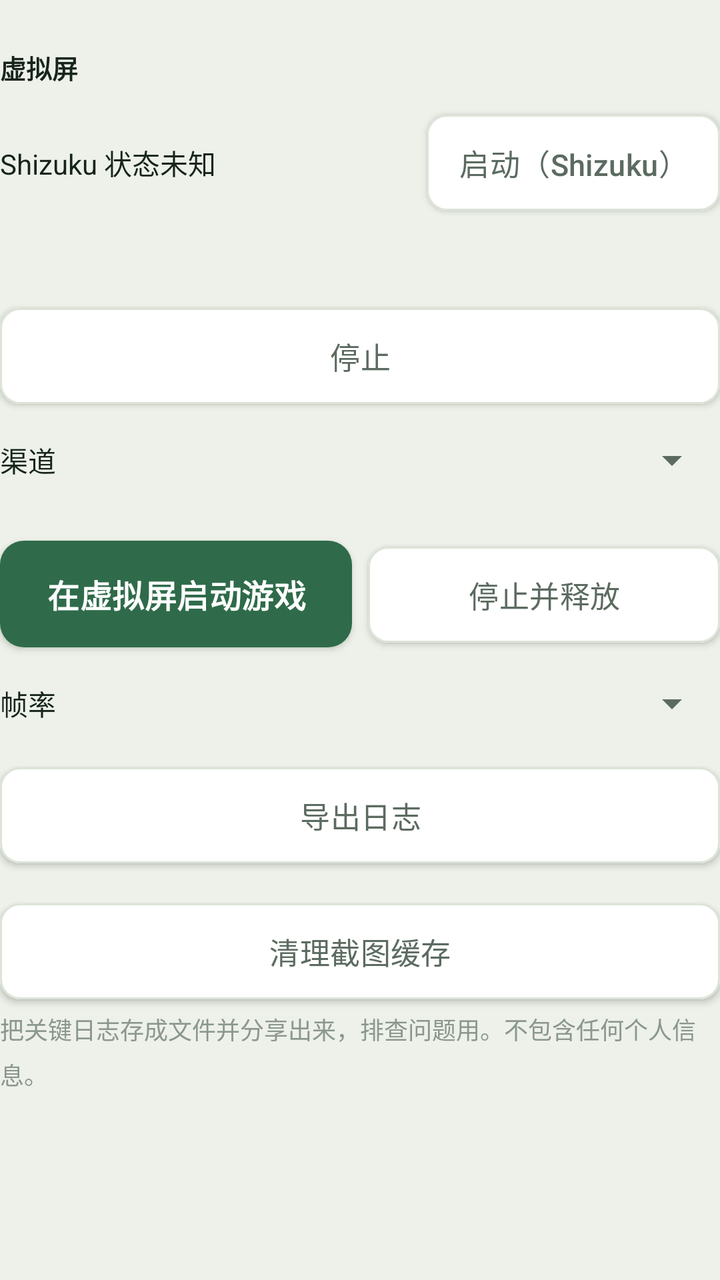
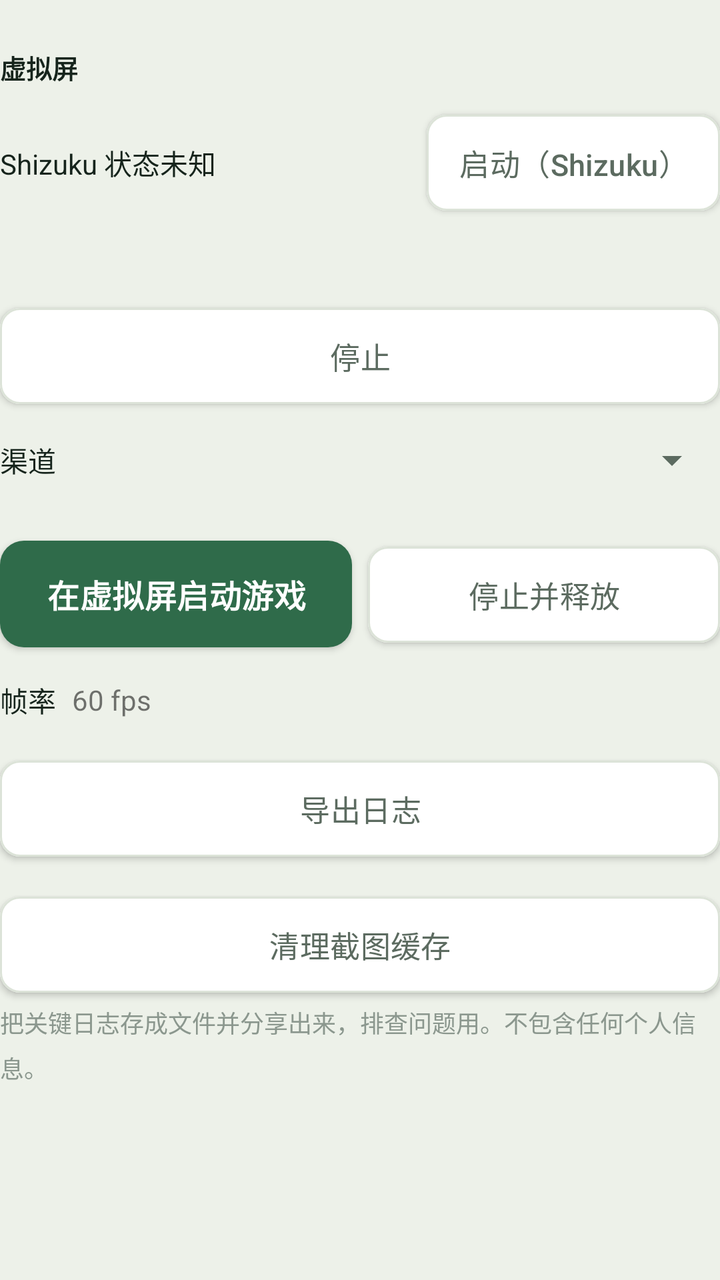

Two renders of the same Android screen: before a commit and after it. Below are the layout's source before the change and the commit's diff.
<!-- AndroidManifest.xml: application theme Theme.Pvz2Auto -->
<!-- res/layout/page_screen.xml -->
<?xml version="1.0" encoding="utf-8"?>
<ScrollView xmlns:android="http://schemas.android.com/apk/res/android"
    android:layout_width="match_parent"
    android:layout_height="match_parent"
    android:fillViewport="true">

    <LinearLayout
        android:layout_width="match_parent"
        android:layout_height="wrap_content"
        android:orientation="vertical"
        android:paddingBottom="16dp">

        <TextView
            style="@style/Text.Section"
            android:layout_width="wrap_content"
            android:layout_height="wrap_content"
            android:text="@string/page_screen_title" />

        
        <LinearLayout
            android:layout_width="match_parent"
            android:layout_height="wrap_content"
            android:layout_marginTop="8dp"
            android:gravity="center_vertical"
            android:orientation="horizontal">

            <TextView
                android:id="@+id/tvShizukuState"
                style="@style/Text.Body"
                android:layout_width="0dp"
                android:layout_height="wrap_content"
                android:layout_weight="1"
                android:text="@string/shizuku_unknown" />

            <com.google.android.material.button.MaterialButton
                android:id="@+id/btnStartShizuku"
                style="@style/AppButton.Outline"
                android:layout_width="wrap_content"
                android:layout_height="wrap_content"
                android:text="@string/btn_start_shizuku" />
        </LinearLayout>

        <TextView
            android:id="@+id/tvStatus"
            style="@style/Text.Hint"
            android:layout_width="match_parent"
            android:layout_height="wrap_content"
            android:text="" />

        <TextView
            android:id="@+id/tvProgress"
            style="@style/Text.Hint"
            android:layout_width="match_parent"
            android:layout_height="wrap_content"
            android:text="" />

        
        <com.google.android.material.button.MaterialButton
            android:id="@+id/btnStop"
            style="@style/AppButton.Outline"
            android:layout_width="match_parent"
            android:layout_height="wrap_content"
            android:layout_marginTop="4dp"
            android:text="@string/btn_stop" />

        
        <LinearLayout
            android:layout_width="match_parent"
            android:layout_height="wrap_content"
            android:layout_marginTop="10dp"
            android:gravity="center_vertical"
            android:orientation="horizontal">

            <TextView
                style="@style/Text.Body"
                android:layout_width="wrap_content"
                android:layout_height="wrap_content"
                android:text="@string/label_channel" />

            <Spinner
                android:id="@+id/spChannel"
                android:layout_width="0dp"
                android:layout_height="wrap_content"
                android:layout_marginStart="8dp"
                android:layout_weight="1" />
        </LinearLayout>

        <EditText
            android:id="@+id/etCustomPackage"
            style="@style/Text.Body"
            android:layout_width="match_parent"
            android:layout_height="wrap_content"
            android:hint="@string/hint_custom_package"
            android:inputType="text"
            android:singleLine="true"
            android:visibility="gone" />

        <TextView
            android:id="@+id/tvChannelHint"
            style="@style/Text.Hint"
            android:layout_width="match_parent"
            android:layout_height="wrap_content"
            android:text="" />

        <LinearLayout
            android:layout_width="match_parent"
            android:layout_height="wrap_content"
            android:layout_marginTop="6dp"
            android:orientation="horizontal">

            <com.google.android.material.button.MaterialButton
                android:id="@+id/btnVdStart"
                style="@style/AppButton.Primary"
                android:layout_width="0dp"
                android:layout_height="wrap_content"
                android:layout_weight="1"
                android:text="@string/btn_vd_start" />

            <com.google.android.material.button.MaterialButton
                android:id="@+id/btnVdStop"
                style="@style/AppButton.Outline"
                android:layout_width="0dp"
                android:layout_height="wrap_content"
                android:layout_marginStart="8dp"
                android:layout_weight="1"
                android:text="@string/btn_vd_stop" />
        </LinearLayout>

        
        <LinearLayout
            android:layout_width="match_parent"
            android:layout_height="wrap_content"
            android:layout_marginTop="10dp"
            android:gravity="center_vertical"
            android:orientation="horizontal">

            <TextView
                style="@style/Text.Body"
                android:layout_width="wrap_content"
                android:layout_height="wrap_content"
                android:text="@string/label_game_fps" />

            <Spinner
                android:id="@+id/spFps"
                android:layout_width="0dp"
                android:layout_height="wrap_content"
                android:layout_marginStart="8dp"
                android:layout_weight="1" />
        </LinearLayout>

        
        <com.google.android.material.button.MaterialButton
            android:id="@+id/btnExportLog"
            style="@style/AppButton.Outline"
            android:layout_width="match_parent"
            android:layout_height="wrap_content"
            android:layout_marginTop="14dp"
            android:text="@string/btn_export_log" />

        
        <com.google.android.material.button.MaterialButton
            android:id="@+id/btnCleanCache"
            style="@style/AppButton.Outline"
            android:layout_width="match_parent"
            android:layout_height="wrap_content"
            android:layout_marginTop="8dp"
            android:text="@string/btn_clean_cache" />

        <TextView
            android:id="@+id/tvLogHint"
            style="@style/Text.Hint"
            android:layout_width="match_parent"
            android:layout_height="wrap_content"
            android:text="@string/hint_export_log" />

    </LinearLayout>
</ScrollView>
<!-- resources referenced by this layout -->
<resources>
  <string name="btn_clean_cache">清理截图缓存</string>
  <string name="btn_export_log">导出日志</string>
  <string name="btn_start_shizuku">启动（Shizuku）</string>
  <string name="btn_stop">停止</string>
  <string name="btn_vd_start">在虚拟屏启动游戏</string>
  <string name="btn_vd_stop">停止并释放</string>
  <string name="hint_custom_package">输入包名，例如 com.popcap.pvz2cthdop</string>
  <string name="hint_export_log">把关键日志存成文件并分享出来，排查问题用。不包含任何个人信息。</string>
  <string name="label_channel">渠道</string>
  <string name="label_game_fps">帧率</string>
  <string name="page_screen_title">虚拟屏</string>
  <string name="shizuku_unknown">Shizuku 状态未知</string>
  <style name="AppButton.Outline">
          <item name="backgroundTint">@color/surface</item>
          <item name="android:textColor">@color/ink_muted</item>
          <item name="strokeColor">@color/hairline</item>
          <item name="strokeWidth">1dp</item>
          <item name="rippleColor">@color/lawn_tint</item>
      </style>
  <style name="AppButton.Primary">
          <item name="android:textSize">16sp</item>
          <item name="android:textStyle">bold</item>
          <item name="android:paddingTop">15dp</item>
          <item name="android:paddingBottom">15dp</item>
          <item name="backgroundTint">@color/lawn</item>
          <item name="android:textColor">@color/on_lawn</item>
          <item name="rippleColor">@color/lawn_pressed</item>
          <item name="cornerRadius">12dp</item>
      </style>
  <style name="Text.Body">
          <item name="android:textSize">14sp</item>
      </style>
  <style name="Text.Hint">
          <item name="android:layout_width">match_parent</item>
          <item name="android:textSize">12sp</item>
          <item name="android:textColor">@color/ink_faint</item>
          <item name="android:lineSpacingMultiplier">1.3</item>
      </style>
  <style name="Text.Section">
          <item name="android:layout_width">match_parent</item>
          <item name="android:textSize">13sp</item>
          <item name="android:textStyle">bold</item>
          <item name="android:layout_marginTop">24dp</item>
      </style>
  <style name="Theme.Pvz2Auto" parent="Theme.MaterialComponents.Light.NoActionBar">
          <item name="colorPrimary">@color/lawn</item>
          <item name="colorPrimaryVariant">@color/lawn_pressed</item>
          <item name="colorOnPrimary">@color/on_lawn</item>
          <item name="colorSecondary">@color/sun</item>
          <item name="colorOnSecondary">@color/ink</item>
          <item name="colorSurface">@color/surface</item>
          <item name="colorOnSurface">@color/ink</item>
          <item name="android:colorBackground">@color/paper</item>
          <item name="android:textColorPrimary">@color/ink</item>
          <item name="android:textColorSecondary">@color/ink_muted</item>
          
          <item name="android:statusBarColor">@color/paper</item>
          <item name="android:windowLightStatusBar">true</item>
          <item name="android:navigationBarColor">@color/paper</item>
      </style>
  <color name="surface">#FFFFFF</color>
  <color name="ink_muted">#5C6B60</color>
  <color name="hairline">#DCE3D8</color>
  <color name="lawn_tint">#E4EDE7</color>
  <color name="lawn">#2F6B4A</color>
  <color name="on_lawn">#FFFFFF</color>
  <color name="lawn_pressed">#245539</color>
  <color name="ink_faint">#8B978E</color>
  <color name="sun">#C8871F</color>
  <color name="ink">#16241C</color>
  <color name="paper">#EDF1E9</color>
</resources>

<!-- the commit's change to res/layout/page_screen.xml (unified diff, before → after) -->
@@ -140,12 +140,13 @@
                 android:layout_height="wrap_content"
                 android:text="@string/label_game_fps" />
 
-            <Spinner
-                android:id="@+id/spFps"
-                android:layout_width="0dp"
-                android:layout_height="wrap_content"
-                android:layout_marginStart="8dp"
-                android:layout_weight="1" />
+            <TextView
+            android:layout_width="0dp"
+            android:layout_height="wrap_content"
+            android:layout_marginStart="8dp"
+            android:layout_weight="1"
+            android:text="@string/label_game_fps_fixed"
+            android:textSize="14sp" />
         </LinearLayout>
 
         
<!-- resource entries referenced after the edit -->
@@ -10,6 +10,7 @@
   <string name="hint_export_log">把关键日志存成文件并分享出来，排查问题用。不包含任何个人信息。</string>
   <string name="label_channel">渠道</string>
   <string name="label_game_fps">帧率</string>
+  <string name="label_game_fps_fixed">60 fps</string>
   <string name="page_screen_title">虚拟屏</string>
   <string name="shizuku_unknown">Shizuku 状态未知</string>
   <style name="AppButton.Outline">
